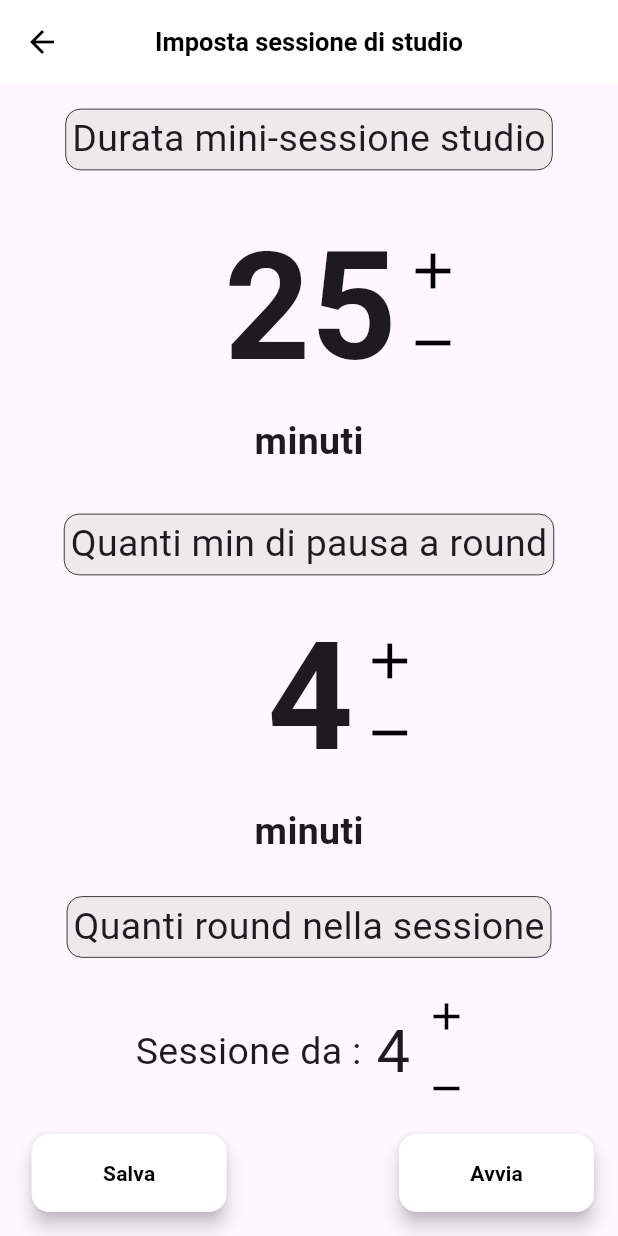
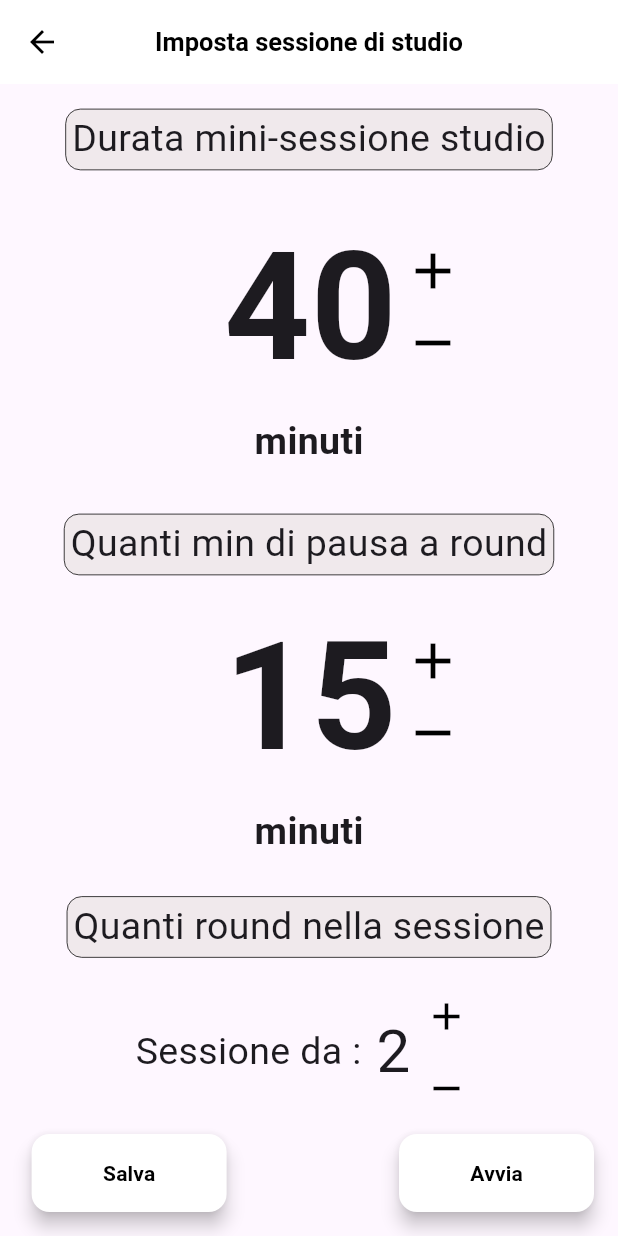
Before and after one commit to MatteoMarazzi/Study_Time, a Flutter app: the screen it shows after launch, item 2 of the bottom bar chosen, after a tap on "PERSONALIZZATA 1", on a phone screen of 412 x 824 dp. Run offline on Flutter 3.47's test engine with Material 3 defaults, Android fonts, the phone set to English and light mode, and no system bars; our stand-ins replace calendar_date_picker2, sqflite; missing offline and left inert: flex_color_picker, one_clock; accounts and stored records are empty.

Commit message:
Implementazione database per sessioni di studio

```diff
--- a/lib/UI/pages/study_session.dart
+++ b/lib/UI/pages/study_session.dart
@@ -18,9 +18,9 @@ class StudySession extends StatefulWidget {
 }
 
 class _StudySessionState extends State<StudySession> {
-  int _counter = 20;
-  int counterPause = 5;
-  int _nSession = 1;
+  int counterStudio = 20;
+  int counterPausa = 5;
+  int counterRipetizioni = 1;
   Color colorP1 = Colors.black;
   Color colorP2 = Colors.black;
   Color colorP3 = Colors.black;
@@ -31,9 +31,9 @@ class _StudySessionState extends State<StudySession> {
   @override
   void initState() {
     super.initState();
-    _counter = widget.session.minutiStudio;
-    counterPause = widget.session.minutiPausa;
-    _nSession = widget.session.ripetizioni;
+    counterStudio = widget.session.minutiStudio;
+    counterPausa = widget.session.minutiPausa;
+    counterRipetizioni = widget.session.ripetizioni;
     if (widget.canModifyValues == false) {
       colorM1 = Colors.grey;
       colorM2 = Colors.grey;
@@ -44,9 +44,9 @@ class _StudySessionState extends State<StudySession> {
     } else if (widget.session.minutiStudio == 0 &&
         widget.session.minutiPausa == 0 &&
         widget.session.ripetizioni == 0) {
-      _counter = 40;
-      counterPause = 15;
-      _nSession = 2;
+      counterStudio = 40;
+      counterPausa = 15;
+      counterRipetizioni = 2;
     }
   }
 
@@ -54,11 +54,11 @@ class _StudySessionState extends State<StudySession> {
     //NUMERO SESSIONI
     if (widget.canModifyValues == true) {
       setState(() {
-        if (_nSession < 8) {
-          _nSession = _nSession + 1;
+        if (counterRipetizioni < 8) {
+          counterRipetizioni = counterRipetizioni + 1;
           colorM3 = Colors.black;
         }
-        if (_nSession == 8) {
+        if (counterRipetizioni == 8) {
           colorP3 = Colors.grey;
         }
       });
@@ -68,11 +68,11 @@ class _StudySessionState extends State<StudySession> {
   void decrementSessionCounter() {
     if (widget.canModifyValues == true) {
       setState(() {
-        if (_nSession > 1) {
-          _nSession = _nSession - 1;
+        if (counterRipetizioni > 1) {
+          counterRipetizioni = counterRipetizioni - 1;
           colorP3 = Colors.black;
         }
-        if (_nSession == 1) {
+        if (counterRipetizioni == 1) {
           colorM3 = Colors.grey;
         }
       });
@@ -83,11 +83,11 @@ class _StudySessionState extends State<StudySession> {
     //MIN DI PAUSA
     if (widget.canModifyValues == true) {
       setState(() {
-        if (counterPause < 25) {
-          counterPause = counterPause + 2;
+        if (counterPausa < 25) {
+          counterPausa = counterPausa + 2;
           colorM2 = Colors.black;
         }
-        if (counterPause == 25) {
+        if (counterPausa == 25) {
           colorP2 = Colors.grey;
         }
       });
@@ -97,11 +97,11 @@ class _StudySessionState extends State<StudySession> {
   void decrementPauseCounter() {
     if (widget.canModifyValues == true) {
       setState(() {
-        if (counterPause > 5) {
-          counterPause = counterPause - 2;
+        if (counterPausa > 5) {
+          counterPausa = counterPausa - 2;
           colorP2 = Colors.black;
         }
-        if (counterPause == 5) {
+        if (counterPausa == 5) {
           colorM2 = Colors.grey;
         }
       });
@@ -112,11 +112,11 @@ class _StudySessionState extends State<StudySession> {
     //Durata mini-sessione
     if (widget.canModifyValues == true) {
       setState(() {
-        if (_counter < 60) {
-          _counter = _counter + 5;
+        if (counterStudio < 60) {
+          counterStudio = counterStudio + 5;
           colorM1 = Colors.black;
         }
-        if (_counter == 60) {
+        if (counterStudio == 60) {
           colorP1 = Colors.grey;
         }
       });
@@ -126,11 +126,11 @@ class _StudySessionState extends State<StudySession> {
   void _decrementCounter() {
     if (widget.canModifyValues == true) {
       setState(() {
-        if (_counter > 10) {
-          _counter = _counter - 5;
+        if (counterStudio > 10) {
+          counterStudio = counterStudio - 5;
           colorP1 = Colors.black;
         }
-        if (_counter == 10) {
+        if (counterStudio == 10) {
           colorM1 = Colors.grey;
         }
       });
@@ -145,13 +145,12 @@ class _StudySessionState extends State<StudySession> {
         automaticallyImplyLeading: false,
         leading: IconButton(
             onPressed: () {
-              Navigator.of(context).pop();
+              Navigator.of(context).pop(false); // Passing false as result
             },
             icon: const Icon(
               Icons.arrow_back,
               color: Colors.black,
             )),
-        //va sistemato il leading
         backgroundColor: Colors.white,
         centerTitle: true,
         title: const Text(
@@ -199,7 +198,7 @@ class _StudySessionState extends State<StudySession> {
                         width: 50,
                       ),
                       Text(
-                        '$_counter',
+                        '$counterStudio',
                         style: const TextStyle(
                             fontSize: 100.0, fontWeight: FontWeight.bold),
                       ),
@@ -274,7 +273,7 @@ class _StudySessionState extends State<StudySession> {
                         width: 50,
                       ),
                       Text(
-                        '$counterPause',
+                        '$counterPausa',
                         style: const TextStyle(
                             fontSize: 100.0, fontWeight: FontWeight.bold),
                       ),
@@ -350,7 +349,7 @@ class _StudySessionState extends State<StudySession> {
                     width: 10,
                   ),
                   Text(
-                    '$_nSession',
+                    '$counterRipetizioni',
                     style: const TextStyle(
                         fontSize: 40, fontWeight: FontWeight.w400),
                   ),
@@ -405,13 +404,14 @@ class _StudySessionState extends State<StudySession> {
                 margin: const EdgeInsets.all(0),
                 child: TextButton(
                   onPressed: () {
-                    Utente().updateSession(
-                        widget.session, _counter, _nSession, counterPause);
+                    Utente().updateSession(widget.session, counterStudio,
+                        counterPausa, counterRipetizioni);
+                    Navigator.of(context).pop(true);
+                    setState(() {});
                   },
                   style: ButtonStyle(
                     animationDuration: const Duration(seconds: 5),
                     overlayColor: MaterialStateProperty.all(Colors.grey),
-                    // Altre personalizzazioni come colori, bordi, ecc.
                   ),
                   child: const Padding(
                     padding: EdgeInsets.all(8.0),
@@ -435,10 +435,11 @@ class _StudySessionState extends State<StudySession> {
                 margin: const EdgeInsets.all(0),
                 child: TextButton(
                   onPressed: () {
-                    Utente().updateSession(
-                        widget.session, _counter, _nSession, counterPause);
+                    Utente().updateSession(widget.session, counterStudio,
+                        counterPausa, counterRipetizioni);
                     Navigator.of(context).push(
-                      MaterialPageRoute(builder: (context) => sessionPage()),
+                      MaterialPageRoute(
+                          builder: (context) => const sessionPage()),
                     );
                     setState(() {
                       widget.onTimerClose(true);
--- a/lib/UI/pages/tomato_method.dart
+++ b/lib/UI/pages/tomato_method.dart
@@ -1,7 +1,6 @@
 import 'package:app/UI/pages/ideal_page.dart';
 import 'package:app/UI/pages/study_session.dart';
 import 'package:app/UI/tiles/session_tile.dart';
-import 'package:app/domain/session.dart';
 import 'package:app/domain/utente.dart';
 import 'package:flutter/material.dart';
 
@@ -22,6 +21,24 @@ class _TomatoMethodState extends State<TomatoMethod> {
   String mex = 'ATTIVA UNA SESSIONE';
   String mex1 = '';
 
+  @override
+  void initState() {
+    super.initState();
+    setState(() {
+      counter = 0;
+      isTimerActive = false;
+      mex = 'ATTIVA UNA SESSIONE';
+      mex1 = '';
+    });
+  }
+
+  @override
+  void didChangeDependencies() {
+    super.didChangeDependencies();
+    // Any logic to handle when dependencies change can go here
+    setState(() {});
+  }
+
   void metodoPomodoro() {
     if (isTimerActive) {
       deadline = DateTime.now();
@@ -37,6 +54,26 @@ class _TomatoMethodState extends State<TomatoMethod> {
     }
   }
 
+  void navigateToStudySession(int sessionId, bool canModifyValues) async {
+    await Navigator.push(
+      context,
+      MaterialPageRoute(
+        builder: (context) => StudySession(
+          session: Utente().getSession(sessionId),
+          canModifyValues: canModifyValues,
+          onTimerClose: (value) {
+            setState(() {
+              isTimerActive = true;
+              metodoPomodoro();
+            });
+          },
+        ),
+      ),
+    );
+    // This will trigger a rebuild when returning from StudySession
+    setState(() {});
+  }
+
   @override
   Widget build(BuildContext context) {
     Size screenSize = MediaQuery.of(context).size;
@@ -49,98 +86,6 @@ class _TomatoMethodState extends State<TomatoMethod> {
         child: SingleChildScrollView(
           child: Column(
             children: [
-              /*Padding(
-                padding:
-                    const EdgeInsets.symmetric(horizontal: 16, vertical: 10),
-                child: GestureDetector(
-                  onTap: () {
-                    if (isTimerActive) {
-                      Navigator.push(
-                        context,
-                        MaterialPageRoute(
-                            builder: (context) => timerPage(
-                                  //vanno cambiate le variabili passate
-                                  timer_attivo: deadline,
-                                  pause_time:
-                                      pause_time, //tutti valori da aggiungere con dataBase
-                                  study_time:
-                                      study_time, //tutti valori da aggiungere con dataBase
-                                  nSession:
-                                      4, //tutti valori da aggiungere con dataBase
-                                )), // Utilizziamo il widget destinazione per la navigazione
-                      );
-                    } else {
-                      setState(() {
-                        mex = 'AVVIA UNA SESSIONE PRIMA';
-                        mex_adv = 6;
-                      });
-                    }
-                  },
-                  child: Container(
-                    decoration: BoxDecoration(
-                      border: Border.all(
-                        width: 1,
-                        color: Colors.black,
-                      ),
-                      borderRadius: BorderRadius.circular(20),
-                      color: Color.fromARGB(34, 228, 15, 0),
-                    ),
-                    child: Column(
-                      mainAxisSize: MainAxisSize.min,
-                      children: [
-                        Padding(
-                          padding: const EdgeInsets.only(
-                              left: 8.0, right: 8, top: 7, bottom: 10),
-                          child: Text(
-                            mex,
-                            style: TextStyle(
-                              fontFamily: 'Garamond',
-                              fontSize: 20,
-                              fontWeight: FontWeight.w500,
-                            ),
-                          ),
-                        ),
-                        Container(
-                            child: TomatoTimer(
-                          deadline: deadline,
-                          onDeadlineUpdated: (newDeadline) {
-                            setState(() {
-                              if (counter < 2 && isTimerActive) {
-                                counter++;
-                                metodoPomodoro(); //inizializza qui la lista dei timer e li fa partire
-                              } else {
-                                counter = 0;
-                                isTimerActive = false;
-                                mex1 = '';
-                                if (mex_adv > 3) {
-                                  mex_adv--;
-                                } else {
-                                  mex = 'ATTIVA UNA SESSIONE';
-                                }
-                              }
-                            });
-                          },
-                        )),
-                        Padding(
-                          padding: const EdgeInsets.only(
-                              left: 8.0, right: 8, top: 10),
-                          child: Text(
-                            mex1,
-                            style: TextStyle(
-                              fontFamily: 'Garamond',
-                              fontSize: 20,
-                              fontWeight: FontWeight.w500,
-                            ),
-                          ),
-                        ),
-                        SizedBox(
-                          height: 10,
-                        )
-                      ],
-                    ),
-                  ),
-                ),
-              ),*/
               const SizedBox(
                 height: 20,
               ),
@@ -154,64 +99,31 @@ class _TomatoMethodState extends State<TomatoMethod> {
               ),
               GestureDetector(
                 onTap: () {
-                  Navigator.push(
-                    context,
-                    MaterialPageRoute(
-                        builder: (context) => StudySession(
-                              session: Utente().standardSession,
-                              canModifyValues: false,
-                              onTimerClose: (value) {
-                                isTimerActive = true;
-                                metodoPomodoro();
-                              },
-                            )), // Utilizziamo il widget destinazione per la navigazione
-                  );
+                  navigateToStudySession(1, false);
                 },
                 child: SessionTile(
                   title: 'STANDARD',
-                  session: Utente().standardSession,
+                  session: Utente().getSession(1),
                   color: Colors.redAccent,
                 ),
               ),
               GestureDetector(
                 onTap: () {
-                  Navigator.push(
-                    context,
-                    MaterialPageRoute(
-                        builder: (context) => StudySession(
-                              session: Utente().standardSession,
-                              canModifyValues: true,
-                              onTimerClose: (value) {
-                                isTimerActive = true;
-                                metodoPomodoro();
-                              },
-                            )), // Utilizziamo il widget destinazione per la navigazione
-                  );
+                  navigateToStudySession(2, true);
                 },
                 child: SessionTile(
                   title: 'PERSONALIZZATA 1',
-                  session: Utente().personalizzata1Session,
+                  session: Utente().getSession(2),
                   color: Colors.blue,
                 ),
               ),
               GestureDetector(
                 onTap: () {
-                  Navigator.push(
-                    context,
-                    MaterialPageRoute(
-                        builder: (context) => StudySession(
-                              session: Utente().personalizzata1Session,
-                              canModifyValues: true,
-                              onTimerClose: (value) {
-                                isTimerActive = true;
-                                metodoPomodoro();
-                              },
-                            )), // Utilizziamo il widget destinazione per la navigazione
-                  );
+                  navigateToStudySession(3, true);
                 },
                 child: SessionTile(
                   title: 'PERSONALIZZATA 2',
-                  session: Utente().personalizzata2Session,
+                  session: Utente().getSession(3),
                   color: Colors.green,
                 ),
               ),
--- a/lib/databases/sessionsDB.dart
+++ b/lib/databases/sessionsDB.dart
@@ -52,19 +52,12 @@ class SessionsDatabase {
     }
   }
 
-  Future<Session> getSession(String sessionTitle) async {
+  Future<List<Session>> getSessions() async {
     final db = await database;
-    final List<Map<String, dynamic>> maps = await db.query(
-      'sessions',
-      where: 'title = ?',
-      whereArgs: [sessionTitle],
-    );
-
-    if (maps.isNotEmpty) {
-      return Session.fromMap(maps.first);
-    } else {
-      throw Exception('No session found with title $sessionTitle');
-    }
+    final List<Map<String, dynamic>> maps = await db.query('sessions');
+    return List.generate(maps.length, (i) {
+      return Session.fromMap(maps[i]);
+    });
   }
 
   Future<int> updateSession(Session session) async {
--- a/lib/domain/utente.dart
+++ b/lib/domain/utente.dart
@@ -8,24 +8,7 @@ class Utente {
   static final Utente _instance = Utente._internal();
   Map<int, Quiz> quizzesMap = {};
   final List<Quiz> quizzesList = [];
-  Session standardSession = Session(
-      id: 1,
-      title: 'standard',
-      minutiPausa: 4,
-      minutiStudio: 25,
-      ripetizioni: 4);
-  Session personalizzata1Session = Session(
-      id: 2,
-      title: 'personalizzata1',
-      minutiPausa: 0,
-      minutiStudio: 0,
-      ripetizioni: 0);
-  Session personalizzata2Session = Session(
-      id: 3,
-      title: "personalizzata2",
-      minutiPausa: 0,
-      minutiStudio: 0,
-      ripetizioni: 0);
+  Map<int, Session> sessions = {};
 
   factory Utente() {
     return _instance;
@@ -39,12 +22,8 @@ class Utente {
     for (Quiz q in quizzesList) {
       q.mountDatabase();
     }
-    standardSession =
-        await SessionsDatabase().getSession(standardSession.title);
-    personalizzata1Session =
-        await SessionsDatabase().getSession(personalizzata1Session.title);
-    personalizzata2Session =
-        await SessionsDatabase().getSession(personalizzata2Session.title);
+    List<Session> sessionsList = await SessionsDatabase().getSessions();
+    sessions = {for (var session in sessionsList) session.id: session};
   }
 
   //aggiunta di un nuovo quiz non presente nel database
@@ -76,6 +55,7 @@ class Utente {
 
   Future updateSession(Session session, int newMinutiStudio, int newMinutiPausa,
       int newRipetizioni) async {
+    session = sessions[session.id]!;
     session.minutiStudio = newMinutiStudio;
     session.minutiPausa = newMinutiPausa;
     session.ripetizioni = newRipetizioni;
@@ -98,4 +78,11 @@ class Utente {
   int countQuizzes() {
     return quizzesList.length;
   }
+
+  Session getSession(int id) {
+    if (!sessions.containsKey(id)) {
+      throw Exception("Sessione con ID $id non trovata");
+    }
+    return sessions[id]!;
+  }
 }
```
Also changed, not shown: lib/domain/session.dart (+10 -0 lines).
